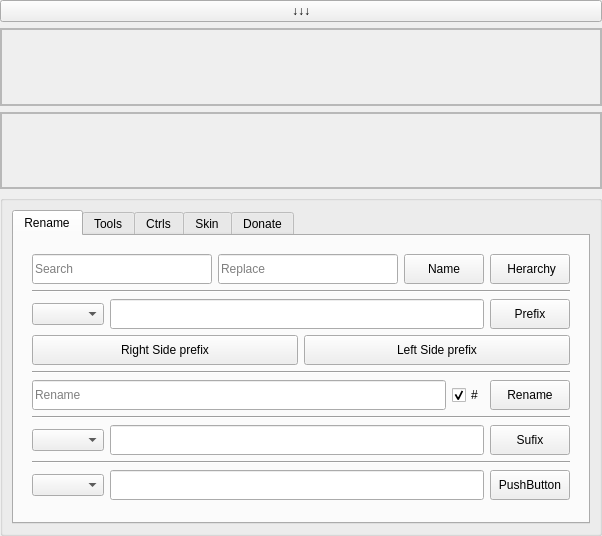
RenderDeMartes/Mutant_Tools, file UI/RigTools/RigTools.ui: the form before one commit.
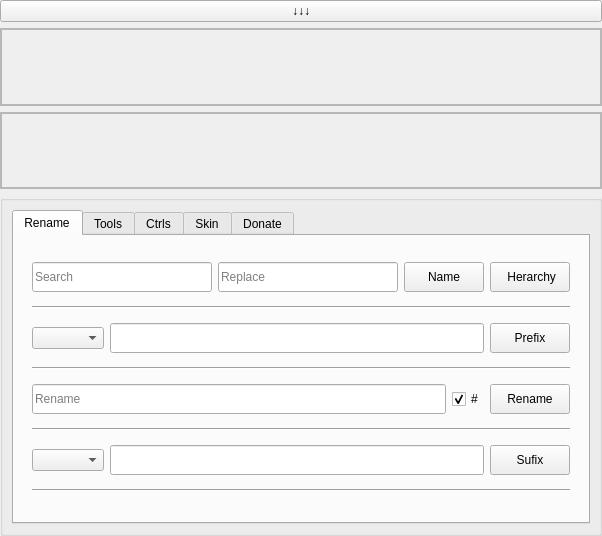
The form after the commit. The open tabs and pages were chosen to show the change. Icons and pictures are not drawn.

```diff
--- a/UI/RigTools/RigTools.ui
+++ b/UI/RigTools/RigTools.ui
@@ -141,7 +141,7 @@
          </attribute>
          <layout class="QGridLayout" name="gridLayout_5">
           <item row="0" column="0">
-           <widget class="QFrame" name="">
+           <widget class="QFrame" name="frame">
             <property name="minimumSize">
              <size>
               <width>0</width>
@@ -263,53 +263,6 @@
               </layout>
              </item>
              <item row="3" column="0">
-              <layout class="QHBoxLayout" name="horizontalLayout_24">
-               <item>
-                <widget class="QPushButton" name="RightPrefix">
-                 <property name="minimumSize">
-                  <size>
-                   <width>0</width>
-                   <height>30</height>
-                  </size>
-                 </property>
-                 <property name="text">
-                  <string>Right Side prefix</string>
-                 </property>
-                 <property name="icon">
-                  <iconset resource="../../../../../2020/scripts/RdMToolsV2/Resources/iconResources.qrc">
-                   <normaloff>:/icon/RightArrow.png</normaloff>:/icon/RightArrow.png</iconset>
-                 </property>
-                </widget>
-               </item>
-               <item>
-                <widget class="QPushButton" name="LeftPrefix">
-                 <property name="minimumSize">
-                  <size>
-                   <width>0</width>
-                   <height>30</height>
-                  </size>
-                 </property>
-                 <property name="layoutDirection">
-                  <enum>Qt::LeftToRight</enum>
-                 </property>
-                 <property name="autoFillBackground">
-                  <bool>false</bool>
-                 </property>
-                 <property name="text">
-                  <string>Left Side prefix</string>
-                 </property>
-                 <property name="icon">
-                  <iconset resource="../../../../../2020/scripts/RdMToolsV2/Resources/iconResources.qrc">
-                   <normaloff>:/icon/LeftArrow.png</normaloff>:/icon/LeftArrow.png</iconset>
-                 </property>
-                 <property name="autoDefault">
-                  <bool>false</bool>
-                 </property>
-                </widget>
-               </item>
-              </layout>
-             </item>
-             <item row="4" column="0">
               <widget class="Line" name="line_5">
                <property name="minimumSize">
                 <size>
@@ -323,6 +276,32 @@
               </widget>
              </item>
              <item row="5" column="0">
+              <widget class="Line" name="line_6">
+               <property name="minimumSize">
+                <size>
+                 <width>0</width>
+                 <height>0</height>
+                </size>
+               </property>
+               <property name="orientation">
+                <enum>Qt::Horizontal</enum>
+               </property>
+              </widget>
+             </item>
+             <item row="7" column="0">
+              <widget class="Line" name="line_7">
+               <property name="minimumSize">
+                <size>
+                 <width>0</width>
+                 <height>0</height>
+                </size>
+               </property>
+               <property name="orientation">
+                <enum>Qt::Horizontal</enum>
+               </property>
+              </widget>
+             </item>
+             <item row="4" column="0">
               <layout class="QHBoxLayout" name="horizontalLayout_27">
                <item>
                 <widget class="QLineEdit" name="NewNameLineEdit">
@@ -394,19 +373,6 @@
               </layout>
              </item>
              <item row="6" column="0">
-              <widget class="Line" name="line_6">
-               <property name="minimumSize">
-                <size>
-                 <width>0</width>
-                 <height>0</height>
-                </size>
-               </property>
-               <property name="orientation">
-                <enum>Qt::Horizontal</enum>
-               </property>
-              </widget>
-             </item>
-             <item row="7" column="0">
               <layout class="QHBoxLayout" name="horizontalLayout_11">
                <item>
                 <widget class="QComboBox" name="comboBox_2"/>
@@ -436,49 +402,6 @@
                </item>
               </layout>
              </item>
-             <item row="8" column="0">
-              <widget class="Line" name="line_7">
-               <property name="minimumSize">
-                <size>
-                 <width>0</width>
-                 <height>0</height>
-                </size>
-               </property>
-               <property name="orientation">
-                <enum>Qt::Horizontal</enum>
-               </property>
-              </widget>
-             </item>
-             <item row="9" column="0">
-              <layout class="QHBoxLayout" name="horizontalLayout_13">
-               <item>
-                <widget class="QComboBox" name="comboBox_3"/>
-               </item>
-               <item>
-                <widget class="QLineEdit" name="lineEdit_3">
-                 <property name="minimumSize">
-                  <size>
-                   <width>0</width>
-                   <height>30</height>
-                  </size>
-                 </property>
-                </widget>
-               </item>
-               <item>
-                <widget class="QPushButton" name="pushButton_5">
-                 <property name="minimumSize">
-                  <size>
-                   <width>0</width>
-                   <height>30</height>
-                  </size>
-                 </property>
-                 <property name="text">
-                  <string>PushButton</string>
-                 </property>
-                </widget>
-               </item>
-              </layout>
-             </item>
             </layout>
            </widget>
           </item>
```
Left out of the diff: 28 changed lines with no effect on the pictures.
